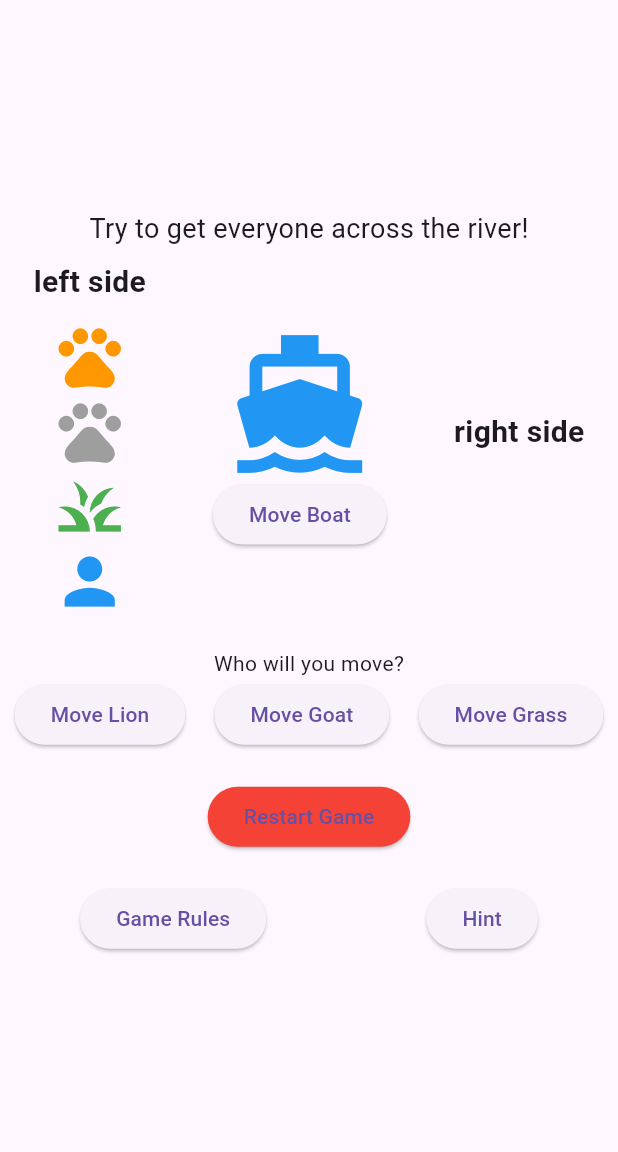
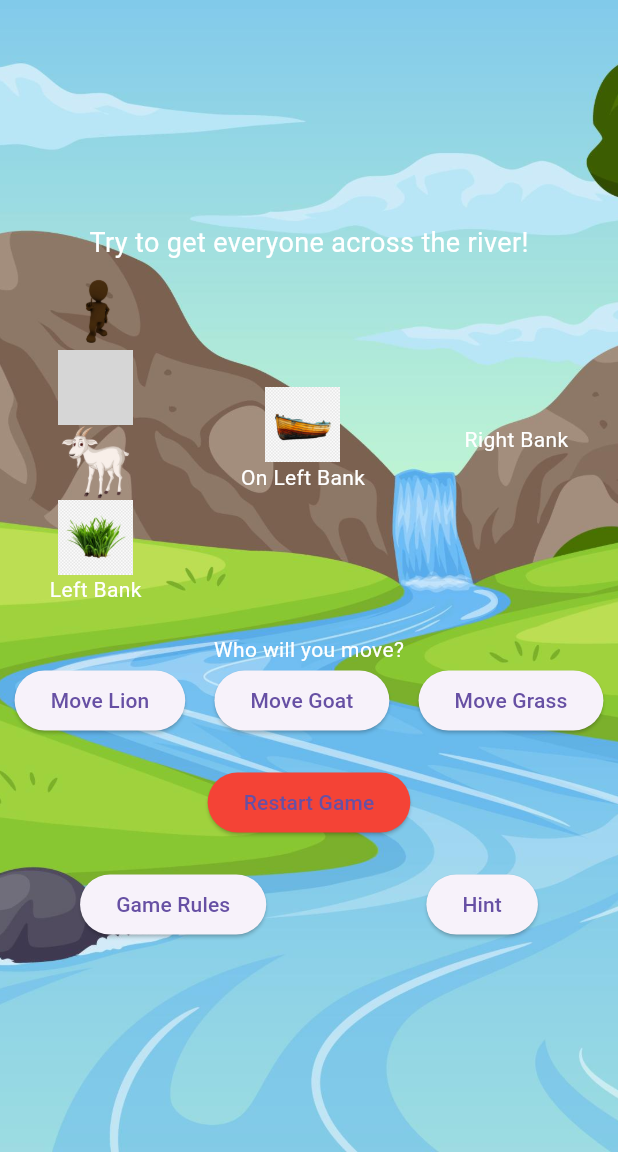
Before and after one commit to EsubalewAmenu/Puzzle-Game, a Flutter app: the screen it shows after launch, on a phone screen of 412 x 824 dp, the part 84-1236 px from its top. Run offline on Flutter 3.47's test engine with Material 3 defaults, Android fonts, the phone set to English and light mode, and no system bars; grey boxes are pictures that could not be loaded.

Commit message:
images changed from asset

```diff
--- a/lib/boat.dart
+++ b/lib/boat.dart
@@ -1,21 +1,18 @@
 import 'package:flutter/material.dart';
 
 class Boat extends StatelessWidget {
-  final bool boatOnLeft;
-  final Function(String) move;
+  final bool onLeft;
+  final Function moveCallback;
 
-  Boat(this.boatOnLeft, this.move);
+  Boat(this.onLeft, this.moveCallback);
 
   @override
   Widget build(BuildContext context) {
     return Column(
       mainAxisAlignment: MainAxisAlignment.center,
       children: [
-        Icon(Icons.directions_boat, size: 100, color: boatOnLeft ? Colors.blue : Colors.grey),
-        ElevatedButton(
-          onPressed: () => move('Man'),
-          child: Text('Move Boat'),
-        ),
+        Image.asset('assets/images/boat.png', width: 50, height: 50),
+        Text(onLeft ? 'On Left Bank' : 'On Right Bank', style: TextStyle(color: Colors.white)),
       ],
     );
   }
--- a/lib/river_crossing_game.dart
+++ b/lib/river_crossing_game.dart
@@ -136,12 +136,19 @@
   Widget build(BuildContext context) {
     return Scaffold(
       appBar: AppBar(title: Text('River Crossing Puzzle')),
-      body: Column(
+      body: Container(
+        decoration: BoxDecoration(
+          image: DecorationImage(
+            image: AssetImage('assets/images/river_background.jpg'), // River background
+            fit: BoxFit.cover,
+          ),
+        ),
+        child: Column(
           mainAxisAlignment: MainAxisAlignment.center,
           children: [
             Padding(
               padding: const EdgeInsets.all(8.0),
-            child: Text(message, style: TextStyle(fontSize: 18)),
+              child: Text(message, style: TextStyle(fontSize: 18, color: Colors.white)),
             ),
             Row(
               mainAxisAlignment: MainAxisAlignment.spaceAround,
@@ -164,7 +171,7 @@
               ],
             ),
             SizedBox(height: 20),
-          Text("Who will you move?"),
+            Text("Who will you move?", style: TextStyle(color: Colors.white)),
             Row(
               mainAxisAlignment: MainAxisAlignment.spaceAround,
               children: [
@@ -206,6 +213,7 @@
             ),
           ],
         ),
+      ),
     );
   }
 }
--- a/lib/riverbank.dart
+++ b/lib/riverbank.dart
@@ -2,21 +2,38 @@
 
 class Riverbank extends StatelessWidget {
   final String side;
-  final bool lion, goat, grass, man;
+  final bool lion;
+  final bool goat;
+  final bool grass;
+  final bool man;
 
   Riverbank({required this.side, required this.lion, required this.goat, required this.grass, required this.man});
 
   @override
   Widget build(BuildContext context) {
     return Column(
-      mainAxisAlignment: MainAxisAlignment.center,
       children: [
-        Text('$side side', style: TextStyle(fontSize: 20, fontWeight: FontWeight.bold)),
-        SizedBox(height: 10),
-        if (lion) Icon(Icons.pets, size: 50, color: Colors.orange),
-        if (goat) Icon(Icons.pets, size: 50, color: Colors.grey),
-        if (grass) Icon(Icons.grass, size: 50, color: Colors.green),
-        if (man) Icon(Icons.person, size: 50, color: Colors.blue),
+        // Man
+        Visibility(
+          visible: man,
+          child: Image.asset('assets/images/man.png', width: 50, height: 50),
+        ),
+        // Lion
+        Visibility(
+          visible: lion,
+          child: Image.asset('assets/images/lion.png', width: 50, height: 50),
+        ),
+        // Goat
+        Visibility(
+          visible: goat,
+          child: Image.asset('assets/images/goat.png', width: 50, height: 50),
+        ),
+        // Grass
+        Visibility(
+          visible: grass,
+          child: Image.asset('assets/images/grass.png', width: 50, height: 50),
+        ),
+        Text(side == 'left' ? 'Left Bank' : 'Right Bank', style: TextStyle(color: Colors.white)),
       ],
     );
   }
```
Also changed, not shown: pubspec.yaml (+11 -3 lines), assets/images/boat.png (added), assets/images/goat.png (added), assets/images/grass.png (added), assets/images/lion.png (added), assets/images/man.png (added), assets/images/river_background.jpg (added), pubspec.lock, 1 other file. Lines whose indentation alone changed are shown as unchanged.
